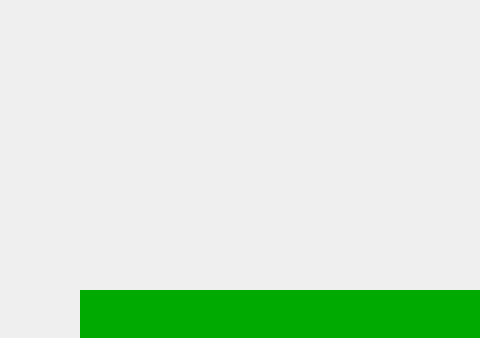
First picture: the form in scratchpad.ui, repository arc-bphc/sims-gui, before the edit; both pictures show x 0 to 480 and y 0 to 338 of the 1143 by 754 pixel window.
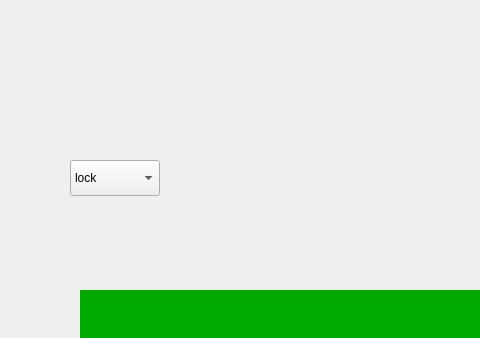
Second picture: the form after the edit. Icons and pictures are not drawn.

Commit message: Made more changes to ui/ux

What changed in the file:
```diff
--- a/scratchpad.ui
+++ b/scratchpad.ui
@@ -84,6 +84,26 @@
     <string>&lt;html&gt;&lt;head/&gt;&lt;body&gt;&lt;p align=&quot;center&quot;&gt;Place your finger on the fingerprint sensor&lt;/p&gt;&lt;/body&gt;&lt;/html&gt;</string>
    </property>
   </widget>
+  <widget class="QComboBox" name="comboBox">
+   <property name="geometry">
+    <rect>
+     <x>70</x>
+     <y>160</y>
+     <width>90</width>
+     <height>36</height>
+    </rect>
+   </property>
+   <item>
+    <property name="text">
+     <string>lock</string>
+    </property>
+   </item>
+   <item>
+    <property name="text">
+     <string>logout</string>
+    </property>
+   </item>
+  </widget>
  </widget>
  <resources/>
  <connections/>
```
The commit also changes 4 other files.
